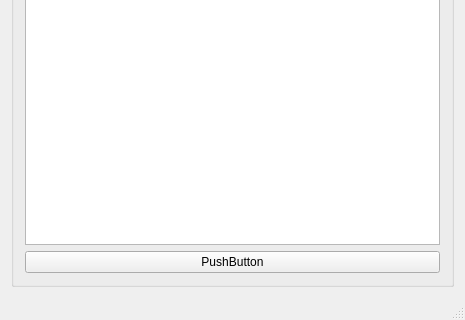
The window that sudokusolver.ui (pavolmarak/SudokuSolver) describes before a commit, drawn with Qt 5; both pictures show x 0 to 465 and y 156 to 476 of the 465 by 476 pixel window.
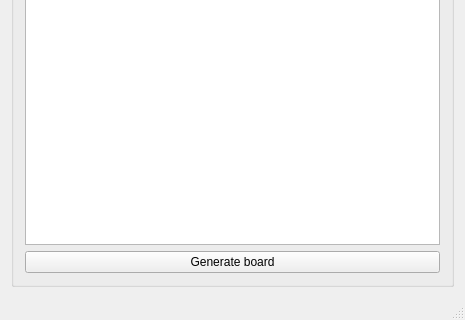
The same window after the commit.

Commit message: App screenshot has been added.

Patch:
```diff
--- a/sudokusolver.ui
+++ b/sudokusolver.ui
@@ -70,7 +70,7 @@
        <item>
         <widget class="QPushButton" name="pushButton">
          <property name="text">
-          <string>PushButton</string>
+          <string>Generate board</string>
          </property>
         </widget>
        </item>
```
The commit also changes 2 other files.
